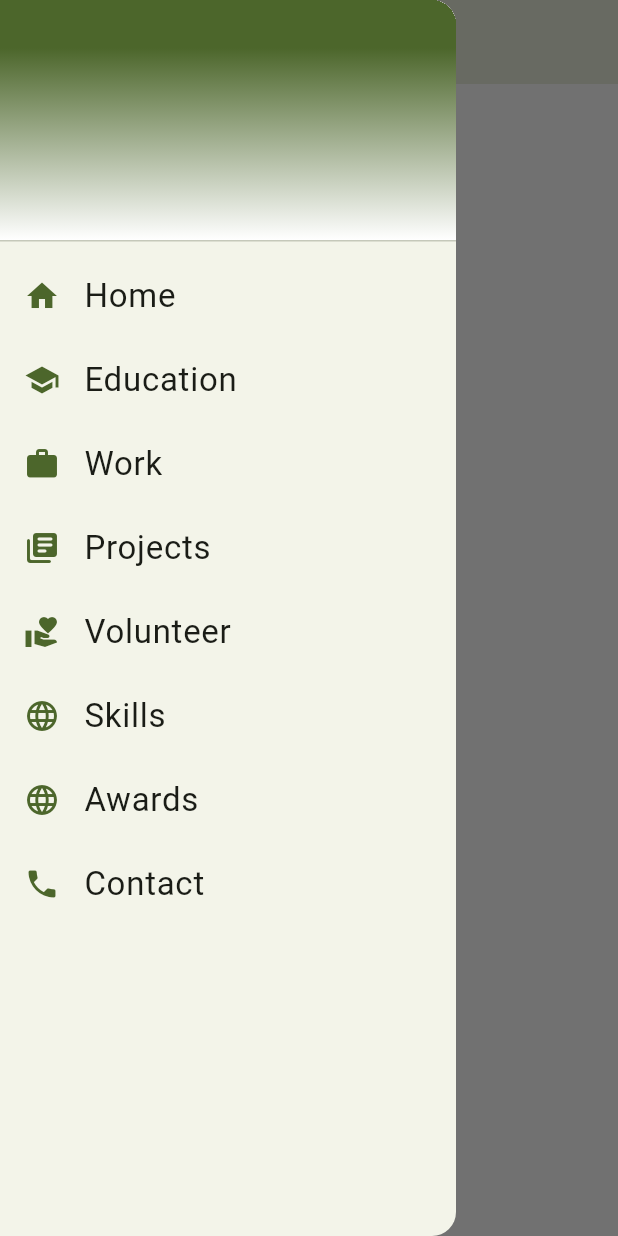
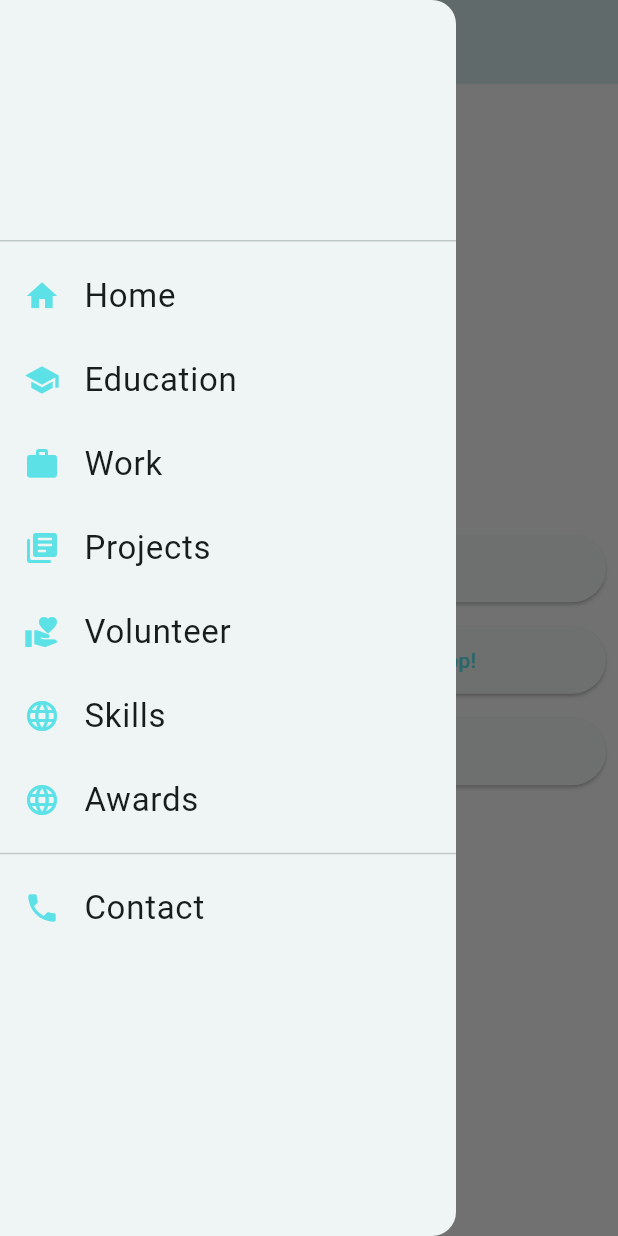
Before and after one commit to MariemMimouni/SiratiMobileApp, a Flutter app: the Contact screen opened by its route, with the side drawer open, on a phone screen of 412 x 824 dp. Run offline on Flutter 3.47's test engine with Material 3 defaults, Android fonts, the phone set to English and light mode, and no system bars; our stand-ins replace animated_splash_screen.

Commit message:
Contact Page

```diff
--- a/lib/Menu/drawer.widget.dart
+++ b/lib/Menu/drawer.widget.dart
@@ -8,10 +8,10 @@ class MyDrawer extends StatelessWidget {
       child: ListView(
         children: [
           DrawerHeader(
-            decoration: BoxDecoration(
+            /*decoration: BoxDecoration(
                 gradient:
                 LinearGradient(begin: Alignment.topCenter,
-                    end: Alignment.bottomCenter,stops: [0.2, 1],colors: [Theme.of(context).colorScheme.primary, Colors.white])),
+                    end: Alignment.bottomCenter,stops: [0.2, 1],colors: [Theme.of(context).colorScheme.primary, Colors.white])),*/
             child: Container() ),
         ListTile(
           title: Text('Home',
@@ -75,6 +75,7 @@ class MyDrawer extends StatelessWidget {
               Navigator.pushNamed(context, "/awards");
             },
           ),
+          Divider(),
           ListTile(
             title: Text('Contact',
                 style: TextStyle(fontSize: 22)),
--- a/lib/Pages/contact.page.dart
+++ b/lib/Pages/contact.page.dart
@@ -1,5 +1,5 @@
 import 'package:flutter/material.dart';
-
+import 'package:url_launcher/url_launcher.dart';
 import '../Menu/drawer.widget.dart';
 class Contact extends StatelessWidget {
   const Contact({super.key});
@@ -11,7 +11,62 @@ class Contact extends StatelessWidget {
           elevation: 10,
           title: Text('سيرتي'),
         ),
-        body: Text('Contact!!')
+        body: Column(
+          mainAxisAlignment: MainAxisAlignment.center,
+          children: [
+            Container(
+              height: 45,
+              margin: EdgeInsets.all(8),
+              child: ElevatedButton(
+                onPressed: () {
+                  Uri phone = Uri.parse('tel:+21629782323');
+                  launchUrl(phone);
+                },
+                child: Row(
+                  mainAxisAlignment: MainAxisAlignment.center,
+                  children: [Icon(Icons.phone_forwarded),
+                  SizedBox(width: 8),
+                  Text('Phone Call')],
+                ),
+              ),
+            ),
+            Container(
+              height: 45,
+              margin: EdgeInsets.all(8),
+              child: ElevatedButton(
+                onPressed: () {
+                  Uri whatsapp = Uri.parse("https://wa.me/21629782323?text=Hi%20Mariem.%0AJust%20wanted%20to%20say%20I%20came%20across%20your%20CV%20and%20I am%20impressed!%20Let's%20connect%20soon.");
+                  launchUrl(whatsapp);
+                },
+                child: Row(
+                  mainAxisAlignment: MainAxisAlignment.center,
+                  children: [Icon(Icons.chat_bubble),
+                    SizedBox(width: 8),
+                    Text('Send a message on WhatsApp!')],
+                ),
+              ),
+            ),
+            Container(
+              height: 45,
+              margin: EdgeInsets.all(8),
+              child: ElevatedButton(
+                onPressed: () {
+                  Uri email = Uri.parse("mailto:mariemmimouni800@gmail.com?subject=Connecting%20Regarding%20Your%20Impressive%20CV&body=Hi%20Mariem,%0A%0AI%20hope%20this%20email%20finds%20you%20well.%20I%20recently%20had%20the%20opportunity%20to%20review%20your%20CV%20and%20I%20must%20say,%20I%20was%20impressed%20by%20your%20qualifications%20and%20experiences.%20Your%20achievements%20speak%20volumes%20about%20your%20dedication%20and%20expertise%20in%20your%20field.%0A%0AI%20would%20be%20interested%20in%20discussing%20potential%20opportunities%20or%20collaborations%20with%20you.%20Let's%20connect%20soon%20to%20explore%20how%20we%20can%20leverage%20each%20other's%20strengths%20for%20mutual%20benefit.%0A");
+                  launchUrl(email);
+                },
+                child: Row(
+                  mainAxisAlignment: MainAxisAlignment.center,
+                  children: [Icon(Icons.email),
+                    SizedBox(width: 8),
+                    Text('Send a E-mail!')],
+                ),
+              ),
+            )
+          ],
+        )
     );
   }
 }
+//email
+//phone number
+//address?
--- a/lib/main.dart
+++ b/lib/main.dart
@@ -31,9 +31,9 @@
         home: Splash(),
     theme: ThemeData(
         scaffoldBackgroundColor: Color(0xFFF6F6F6),
-        colorScheme: ColorScheme.fromSeed (seedColor: Color(0xFFC1FF72),
-        secondary: Color(0xFF5CE1E6),
-           // primary: Color(0xFFC1FF72)
+        colorScheme: ColorScheme.fromSeed (seedColor: Color(0xFF5CE1E6),
+          secondary: Color(0xFFFFB100),
+          primary: Color(0xFF5CE1E6),
         )));
   }
 }
--- a/lib/splash.dart
+++ b/lib/splash.dart
@@ -21,7 +21,7 @@ _navigateToHome() async{
   @override
   Widget build(BuildContext context) {
     return AnimatedSplashScreen(
-      duration: 6000,
+      duration: 10000,
       splash: Center(
         child: Column(
             children:[Image.asset(
--- a/pubspec.yaml
+++ b/pubspec.yaml
@@ -31,6 +31,7 @@ dependencies:
   flutter:
     sdk: flutter
   animated_splash_screen: ^1.3.0
+  url_launcher: ^6.2.5
 
 
   # The following adds the Cupertino Icons font to your application.
```
Also changed, not shown: pubspec.lock, 8 other files.
